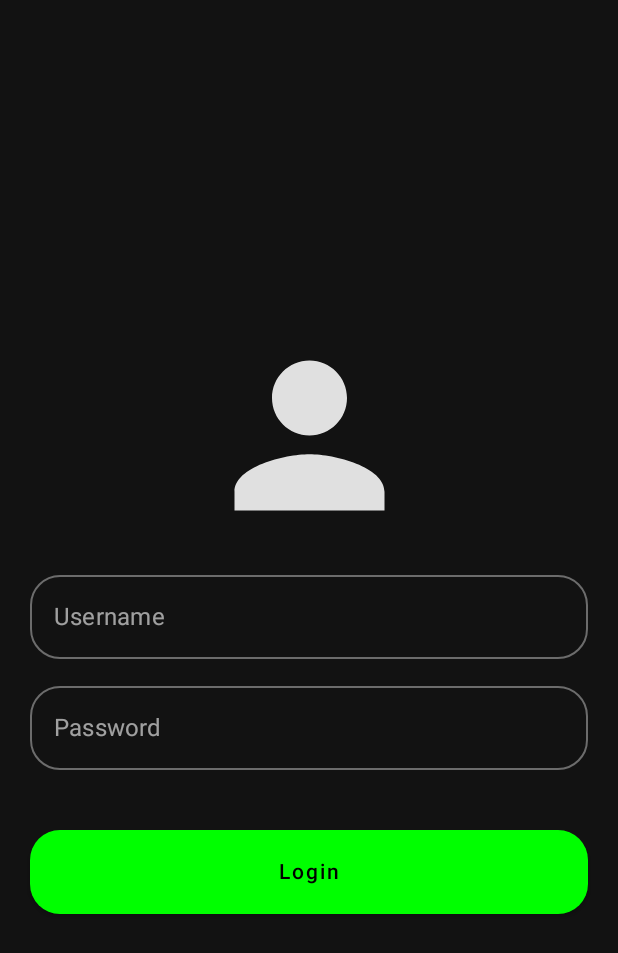
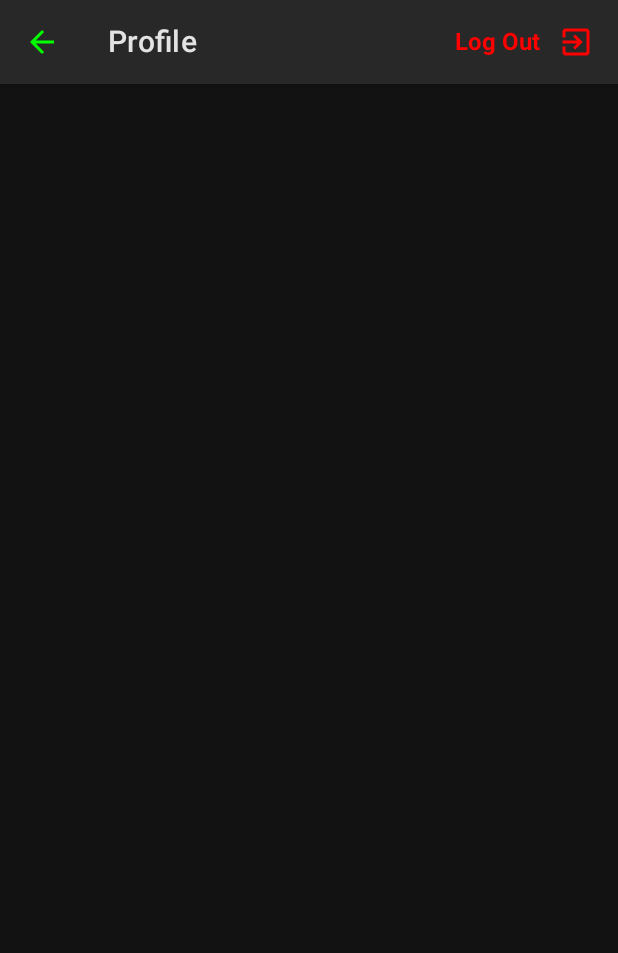
Before and after one commit to D4NILO7/Mobile_computing_reminder, an Android app built with Jetpack Compose: the screen it shows after launch (MainActivity), on a phone screen of 412 x 824 dp. Shown: the top 953 px of the screen. Run offline under Robolectric (Android 15) with nearby library versions, the phone set to English and light mode, and no system bars.

Commit message:
profile topbar + navigation

```diff
--- a/app/src/main/java/com/example/mobilecomputingexerciseproject/MobileComputingApp.kt
+++ b/app/src/main/java/com/example/mobilecomputingexerciseproject/MobileComputingApp.kt
@@ -16,7 +16,7 @@ fun MobileComputingApp (
 ){
     NavHost(
         navController = appState.navController,
-        startDestination = "login"
+        startDestination = "profile"
     ){
         composable(route = "login"){
             Login(navController = appState.navController)
@@ -25,7 +25,7 @@ fun MobileComputingApp (
             Home(navController = appState.navController)
         }
         composable(route = "profile"){
-            Profile (onBackPress = {appState.navigateBack()})
+            Profile (navController = appState.navController)
         }
     }
 }
--- a/app/src/main/java/com/example/mobilecomputingexerciseproject/ui/profile/Profile.kt
+++ b/app/src/main/java/com/example/mobilecomputingexerciseproject/ui/profile/Profile.kt
@@ -1,35 +1,67 @@
 package com.example.mobilecomputingexerciseproject.ui.profile
 
-import androidx.compose.foundation.layout.Column
-import androidx.compose.foundation.layout.fillMaxSize
+import androidx.compose.foundation.layout.*
 import androidx.compose.material.*
 import androidx.compose.material.icons.Icons
 import androidx.compose.material.icons.filled.ArrowBack
-import androidx.compose.runtime.Composable
+import androidx.compose.material.icons.filled.ExitToApp
+import androidx.compose.runtime.*
 import androidx.compose.ui.Modifier
 import androidx.compose.ui.graphics.Color
-import androidx.compose.ui.graphics.vector.ImageVector
+import androidx.compose.ui.text.font.FontWeight
+import androidx.navigation.NavController
+
 
 @Composable
 fun Profile(
-    onBackPress: () -> Unit
+    navController: NavController
 ){
     Surface{
         Column(
             modifier = Modifier
                 .fillMaxSize()
         ) {
-            TopAppBar {
+            CreateTopBar(navController = navController )
+        }
+    }
+}
+
+@Composable
+fun CreateTopBar(
+    navController: NavController
+){
+    Column(
+        modifier = Modifier
+            .fillMaxSize()
+
+    ) {
+        TopAppBar(
+            title = {
+                Text(text = "Profile")
+            },
+            navigationIcon = {
                 IconButton(
-                    onClick = onBackPress
+                    onClick = {navController.navigate("home")}
                 ){
                     Icon(
                         imageVector = Icons.Default.ArrowBack,
                         tint = Color.Green,
                         contentDescription = null
                     )
+                } },
+            actions = {
+                Text(text = "Log Out", fontWeight = FontWeight.Bold, color = Color.Red)
+                IconButton(
+                    onClick = {navController.navigate("login")}
+                ){
+                    Icon(
+                        imageVector = Icons.Default.ExitToApp,
+                        tint = Color.Red,
+                        contentDescription = null
+                    )
                 }
+
             }
-        }
+        )
     }
 }
```
